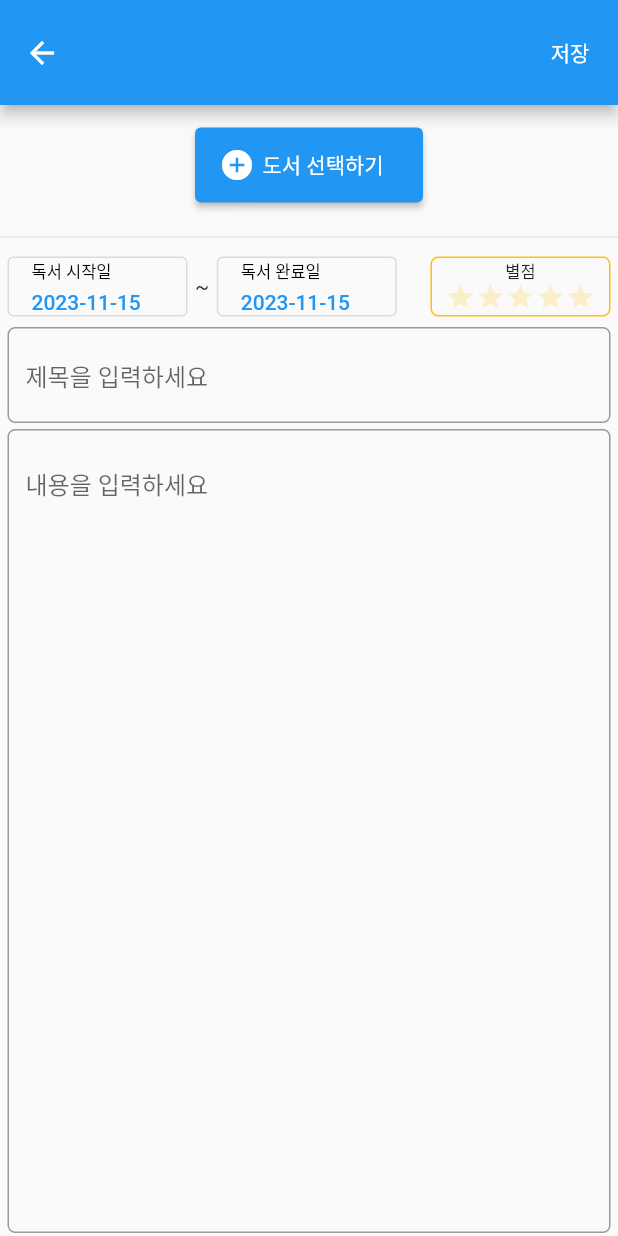
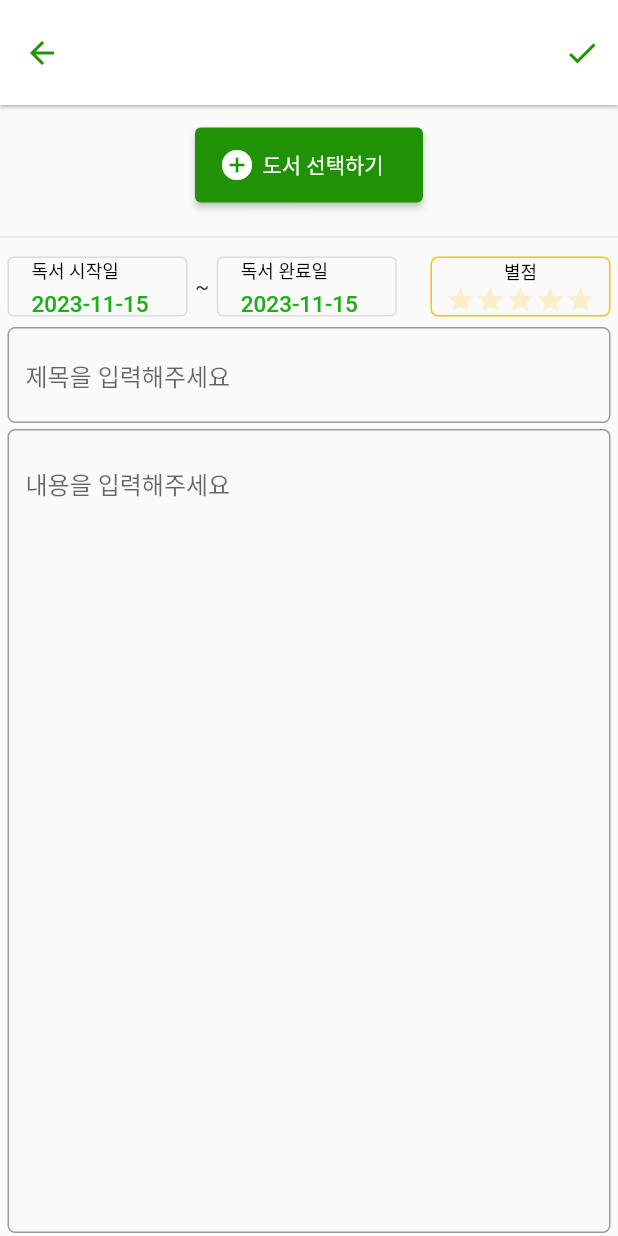
Before and after one commit to ChoiHyungwuk/Book_Diary, a Flutter app: the BookReportPage screen opened directly, after a tap on the "add box" icon, on a phone screen of 412 x 824 dp. Run offline on Flutter 3.47's test engine with Material 2 defaults, Android fonts, the phone set to English and light mode, and no system bars; drawn by our look-alikes of flutter_rating_bar; our stand-ins replace calendar_date_picker2, dio, fluttertoast, shared_preferences, webview_flutter; accounts and stored records are empty.

Commit message:
[Update] modify app theme and book select bug
앱 테마 변경 (녹색 계열), 독후감 작성 페이지에서 도서 선택 시 이상한 책 가져오는 버그 수정

```diff
--- a/lib/pages/book_liked_page.dart
+++ b/lib/pages/book_liked_page.dart
@@ -1,7 +1,7 @@
 import 'package:flutter/material.dart';
 import 'package:flutter_project_book_search/data/book.dart';
 import 'package:flutter_project_book_search/service/bookService.dart';
-import 'package:flutter_project_book_search/widget/book_tile.dart';
+import 'package:flutter_project_book_search/widget/tile/book_tile.dart';
 import 'package:provider/provider.dart';
 
 class LikedBookPage extends StatelessWidget {
--- a/lib/pages/book_report_edit_page.dart
+++ b/lib/pages/book_report_edit_page.dart
@@ -1,18 +1,21 @@
 import 'package:flutter/material.dart';
+import 'package:flutter_project_book_search/Utils/Utils.dart';
 import 'package:flutter_project_book_search/pages/book_search.dart';
+import 'package:flutter_project_book_search/res/colors.dart';
+import 'package:flutter_project_book_search/res/style.dart';
 import 'package:flutter_project_book_search/res/values.dart';
 import 'package:flutter_project_book_search/service/bookService.dart';
-import 'package:flutter_project_book_search/widget/dialog.dart';
+import 'package:flutter_project_book_search/widget/dialog/dialog.dart';
 import 'package:flutter_rating_bar/flutter_rating_bar.dart';
-import 'package:motion_toast/motion_toast.dart';
+import 'package:fluttertoast/fluttertoast.dart';
 import 'package:provider/provider.dart';
 
 import '../data/book_report.dart';
 import '../res/strings.dart';
-import '../widget/calender_picker_dialog.dart';
+import '../widget/dialog/calender_picker_dialog.dart';
 
 class BookReportEditPage extends StatefulWidget {
-  BookReportEditPage({
+  const BookReportEditPage({
     super.key,
     required this.index,
   });
@@ -30,9 +33,9 @@ class _BookReportEditPageState extends State<BookReportEditPage> {
   String? reportTitle; //독후감 제목
   String? reportContent; //독후감 내용
 
+  late FToast fToast;
+
   TextEditingController contentController = TextEditingController();
-
-  var test;
 
   void setStartDate(date) {
     setState(() {
@@ -52,6 +55,13 @@ class _BookReportEditPageState extends State<BookReportEditPage> {
         startDate = date; //시작일보다 값이 높을 경우 동일 시간값으로 설정
       }
     });
+  }
+
+  @override
+  void initState() {
+    super.initState();
+    fToast = FToast(); //토스트 메시지 초기화
+    fToast.init(context);
   }
 
   @override
@@ -78,40 +88,51 @@ class _BookReportEditPageState extends State<BookReportEditPage> {
           child: Scaffold(
             resizeToAvoidBottomInset: false, //화면 밀림방지
             appBar: AppBar(
-              toolbarHeight: toolbarHeight,
+              backgroundColor: appBarColor,
+              toolbarHeight: appBarHeight,
+              automaticallyImplyLeading: false,
+              elevation: 1,
               leading: IconButton(
                 onPressed: () async {
                   if (await show(context, bookReportBackPressed)) {
                     backPressed(bookService);
                   }
                 },
-                  icon: Icon(Icons.arrow_back_sharp)),
+                tooltip: backPress,
+                icon: Icon(
+                  Icons.arrow_back_sharp,
+                  color: appBasicColor,
+                ),
+              ),
               actions: [
-                TextButton(
+                IconButton(
                   onPressed: () {
                     if (bookReport.id == null || bookReport.id == '') {
-                        toastMsgWarning("도서를 선택해주세요").show(context);
+                      showToast(fToast, insertReportBook, 2);
                     } else if (bookReport.stars == null ||
                         bookReport.stars == 0.0) {
-                        toastMsgWarning("별점을 입력해주세요").show(context);
+                      showToast(fToast, insertReportstars, 2);
                     } else if (bookReport.title == null ||
                         bookReport.title == '') {
-                        toastMsgWarning("제목을 입력해주세요").show(context);
+                      showToast(fToast, insertReportTitle, 2);
                     } else if (bookReport.content == null ||
                         bookReport.content == '') {
-                        toastMsgWarning("내용을 입력해주세요").show(context);
+                      showToast(fToast, insertReportContent, 2);
                     } else {
                       bookService.updateBookReport(
                           index: widget.index, editDay: DateTime.now());
                       Navigator.pop(context);
                     }
-                      print(
-                          '1 : ${bookReport.id} 2 : ${bookReport.stars} 3 : ${bookReport.title} 4 : ${bookReport.content}');
+                    // print(
+                    // '1 : ${bookReport.id} 2 : ${bookReport.stars} 3 : ${bookReport.title} 4 : ${bookReport.content}');
                   },
-                    child: Text(
-                      bookReportSave,
-                      style: TextStyle(color: Colors.white),
-                    ))
+                  splashColor: overlayColor,
+                  tooltip: bookReportSave,
+                  icon: Icon(
+                    Icons.done,
+                    color: appBasicColor,
+                  ),
+                )
               ],
             ),
             body: Column(
@@ -127,8 +148,13 @@ class _BookReportEditPageState extends State<BookReportEditPage> {
                             await selectBook(bookService, context);
                           },
                           style: ButtonStyle(
-                              overlayColor: MaterialStateProperty.all<Color>(
-                                  Colors.deepPurple)),
+                            backgroundColor:
+                                MaterialStateProperty.all<Color>(appBasicColor),
+                            overlayColor:
+                                MaterialStateProperty.all<Color>(overlayColor),
+                            shadowColor:
+                                MaterialStateProperty.all<Color>(overlayColor),
+                          ),
                           child: Container(
                             width: 120,
                             height: 50,
@@ -161,7 +187,10 @@ class _BookReportEditPageState extends State<BookReportEditPage> {
                     OutlinedButton(
                       style: ButtonStyle(
                         maximumSize:
-                              MaterialStateProperty.all<Size>(Size(120, 40))),
+                            MaterialStateProperty.all<Size>(Size(120, 40)),
+                        overlayColor:
+                            MaterialStateProperty.all<Color>(overlayColor),
+                      ),
                       onPressed: () async {
                         startDate = await showCalenderPickerDialog(
                             context, bookReadStartDate, startDate);
@@ -174,15 +203,16 @@ class _BookReportEditPageState extends State<BookReportEditPage> {
                         children: [
                           Align(
                             alignment: Alignment.topLeft,
-                            child: Text(bookReadStartDate,
-                                style: TextStyle(
-                                    fontSize: 11, color: Colors.black)),
+                            child:
+                                Text(bookReadStartDate, style: textLabelStyle),
                           ),
                           SizedBox(height: 5),
                           Align(
                             alignment: Alignment.centerLeft,
-                            child:
-                                Text(startDate[0].toString().substring(0, 10)),
+                            child: Text(
+                              startDate[0].toString().substring(0, 10),
+                              style: textStyleFocus15,
+                            ),
                           ),
                         ],
                       ),
@@ -191,7 +221,10 @@ class _BookReportEditPageState extends State<BookReportEditPage> {
                     OutlinedButton(
                       style: ButtonStyle(
                         maximumSize:
-                              MaterialStateProperty.all<Size>(Size(120, 40))),
+                            MaterialStateProperty.all<Size>(Size(120, 40)),
+                        overlayColor:
+                            MaterialStateProperty.all<Color>(overlayColor),
+                      ),
                       onPressed: () async {
                         endDate = await showCalenderPickerDialog(
                             context, bookReadEndDate, endDate);
@@ -203,14 +236,15 @@ class _BookReportEditPageState extends State<BookReportEditPage> {
                         children: [
                           Align(
                             alignment: Alignment.topLeft,
-                            child: Text(bookReadEndDate,
-                                style: TextStyle(
-                                    fontSize: 11, color: Colors.black)),
+                            child: Text(bookReadEndDate, style: textLabelStyle),
                           ),
                           SizedBox(height: 5),
                           Align(
                             alignment: Alignment.centerLeft,
-                            child: Text(endDate[0].toString().substring(0, 10)),
+                            child: Text(
+                              endDate[0].toString().substring(0, 10),
+                              style: textStyleFocus15,
+                            ),
                           ),
                         ],
                       ),
@@ -231,7 +265,7 @@ class _BookReportEditPageState extends State<BookReportEditPage> {
                             alignment: Alignment.center,
                             child: Text(
                               bookStarRate,
-                              style: TextStyle(fontSize: 11),
+                              style: textLabelStyle,
                             ),
                           ),
                           RatingBar.builder(
@@ -240,7 +274,8 @@ class _BookReportEditPageState extends State<BookReportEditPage> {
                             allowHalfRating: true,
                             unratedColor: Colors.amber.withAlpha(50),
                             itemCount: 5,
-                            itemSize: 20.0,
+                            itemSize: iconSize20,
+                            glow: false,
                             itemPadding: EdgeInsets.symmetric(horizontal: 0.0),
                             itemBuilder: (context, _) => Icon(
                               Icons.star,
@@ -262,7 +297,7 @@ class _BookReportEditPageState extends State<BookReportEditPage> {
                   child: TextField(
                     textInputAction: TextInputAction.done,
                     decoration: InputDecoration(
-                      hintText: "제목을 입력하세요",
+                      hintText: insertReportTitle,
                       border: OutlineInputBorder(
                         borderRadius: BorderRadius.all(
                           Radius.circular(5),
@@ -282,7 +317,7 @@ class _BookReportEditPageState extends State<BookReportEditPage> {
                       textAlignVertical: TextAlignVertical.top,
                       controller: contentController,
                       decoration: InputDecoration(
-                          hintText: "내용을 입력하세요",
+                          hintText: insertReportContent,
                           border: OutlineInputBorder(
                               borderRadius:
                                   BorderRadius.all(Radius.circular(5)))),
@@ -305,17 +340,14 @@ class _BookReportEditPageState extends State<BookReportEditPage> {
     );
   }
 
-  MotionToast toastMsgWarning(String descroption) {
-    return MotionToast.warning(
-        title: Text(bookReportMissingElement), description: Text(descroption));
-  }
-
   Future<void> selectBook(BookService bookService, BuildContext context) async {
     await Navigator.push(
       context,
       MaterialPageRoute(builder: (context) => SearchPage(pageOption: true)),
     );
-    setState(() {
+    if (bookService.bookSelectList.isNotEmpty) {
+      setState(
+        () {
           bookService.bookReportList[widget.index].id =
               bookService.bookSelectList.last.id;
           bookService.bookReportList[widget.index].bookTitle =
@@ -324,7 +356,9 @@ class _BookReportEditPageState extends State<BookReportEditPage> {
               bookService.bookSelectList.last.thumbnail;
           bookService.bookReportList[widget.index].authors =
               bookService.bookSelectList.last.authors;
-    });
+        },
+      );
+    }
   }
 
   backPressed(BookService bookService) {
--- a/lib/pages/book_report_page.dart
+++ b/lib/pages/book_report_page.dart
@@ -2,15 +2,18 @@ import 'package:flutter/material.dart';
 import 'package:flutter_project_book_search/data/book_report.dart';
 import 'package:flutter_project_book_search/main.dart';
 import 'package:flutter_project_book_search/pages/book_report_edit_page.dart';
+import 'package:flutter_project_book_search/res/colors.dart';
+import 'package:flutter_project_book_search/res/style.dart';
+import 'package:flutter_project_book_search/res/values.dart';
 import 'package:flutter_project_book_search/service/bookService.dart';
-import 'package:flutter_project_book_search/widget/book_report_album_tile.dart';
-import 'package:flutter_project_book_search/widget/book_report_list_tile.dart';
+import 'package:flutter_project_book_search/widget/tile/book_report_album_tile.dart';
+import 'package:flutter_project_book_search/widget/tile/book_report_list_tile.dart';
 import 'package:provider/provider.dart';
 
 import '../res/strings.dart';
 
 class BookReportPage extends StatefulWidget {
-  BookReportPage({super.key});
+  const BookReportPage({super.key});
 
   @override
   State<StatefulWidget> createState() => _BookReportPage();
@@ -46,48 +49,54 @@ class _BookReportPage extends State<BookReportPage> {
     return Consumer<BookService>(
       builder: (context, bookService, child) {
         return Scaffold(
-          body: Column(
-            children: [
-              Container(
-                height: 65,
-                alignment: Alignment.center,
-                padding: EdgeInsets.symmetric(horizontal: 15),
-                child: Row(
-                  children: [
-                    Text("전체(${bookService.bookReportList.length})",
-                        style: TextStyle(fontSize: 15)),
-                    Expanded(
-                      child: SizedBox(width: double.infinity),
+          appBar: AppBar(
+            backgroundColor: appBarColor,
+            toolbarHeight: appBarHeight,
+            automaticallyImplyLeading: false,
+            elevation: 1,
+            title: Text(
+              "전체(${bookService.bookReportList.length})",
+              style: appBarTitleStyle,
             ),
+            actions: <Widget>[
+              Row(
+                children: <Widget>[
                   ToggleButtons(
                     onPressed: (int index) {
                       setState(() {
                         for (int i = 0; i < _selectedViewOption.length; i++) {
                           _selectedViewOption[i] = i == index;
                         }
-                          prefs.setBool(
-                              'viewOption', index == 0 ? true : false);
+                        prefs.setBool('viewOption', index == 0 ? true : false);
                         viewOption = index == 0 ? true : false;
                       });
                     },
                     borderRadius: const BorderRadius.all(Radius.circular(8)),
-                      selectedBorderColor: Colors.blue[900],
-                      selectedColor: Colors.white,
-                      fillColor: Colors.blueAccent,
-                      color: Colors.black,
+                    selectedBorderColor: selectBorderColor,
+                    selectedColor: whiteColor,
+                    splashColor: overlayColor,
+                    fillColor: appBasicColor,
+                    borderColor: appBasicColor,
+                    color: appBasicColor,
                     constraints: const BoxConstraints(
                       minHeight: 35.0,
                       minWidth: 90.0,
                     ),
                     isSelected: _selectedViewOption,
                     children: viewContent,
-                    )
+                  ),
+                  SizedBox(width: 5),
                 ],
               ),
+            ],
           ),
-              Divider(),
+          body: Column(
+            children: [
               viewOption
                   ? Expanded(
+                      child: GlowingOverscrollIndicator(
+                        color: overlayColor,
+                        axisDirection: AxisDirection.down,
                         child: ListView.separated(
                           itemCount: bookService.bookReportList.length,
                           separatorBuilder: (context, index) {
@@ -102,8 +111,12 @@ class _BookReportPage extends State<BookReportPage> {
                             return BookReportListTile(bookReport: bookReport);
                           },
                         ),
+                      ),
                     )
                   : Expanded(
+                      child: GlowingOverscrollIndicator(
+                      color: overlayColor,
+                      axisDirection: AxisDirection.down,
                       child: GridView.builder(
                         gridDelegate: SliverGridDelegateWithFixedCrossAxisCount(
                             crossAxisCount: 3, childAspectRatio: 3 / 4),
@@ -116,6 +129,7 @@ class _BookReportPage extends State<BookReportPage> {
                               bookService.bookReportList.elementAt(index);
                           return BookReportAlbumTile(bookReport: bookReport);
                         },
+                      ),
                     ))
             ],
           ),
@@ -131,6 +145,8 @@ class _BookReportPage extends State<BookReportPage> {
                 ),
               );
             },
+            backgroundColor: appBasicColor,
+            splashColor: overlayColor,
             child: Icon(Icons.add_box_outlined),
           ),
         );
--- a/lib/res/colors.dart
+++ b/lib/res/colors.dart
@@ -0,0 +1,16 @@
+import 'package:flutter/material.dart';
+
+//Basic
+Color textFocusColor = Color.fromARGB(255, 29, 175, 24);
+Color overlayColor = Color.fromARGB(255, 197, 225, 165);
+Color selectBorderColor = Color.fromARGB(255, 48, 73, 1);
+Color appBasicColor = Color.fromARGB(255, 33, 146, 5);
+
+Color textTitleColor = Colors.blueGrey;
+Color whiteColor = Colors.white;
+Color blackColor = Colors.black;
+Color greyColor = Colors.grey;
+
+//Background
+Color appBarColor = Colors.white;
+Color transparentColor = Colors.transparent;
--- a/lib/res/strings.dart
+++ b/lib/res/strings.dart
@@ -4,18 +4,32 @@ String searchHint = "검색어를 입력해주세요";
 String bookReport = "독후감";
 String liked = "좋아요";
 String searchBooks = "책 검색";
+String backPress = "뒤로가기";
+
+String select = "선택";
+String cancel = "취소";
+String ok = "확인";
 
 //book Report Page Use
 String addReport = "새 독후감";
+
+String insertReportTitle = "제목을 입력해주세요";
+String insertReportContent = "내용을 입력해주세요";
+String insertReportBook = "책을 선택해주세요";
+String insertReportstars = "별점을 입력해주세요";
+
 String bookReportListView = "리스트형 보기";
 String bookReportAlbumView = "앨범형 보기";
+String bookReportBackPressed = "저장되지 않은 정보는 삭제됩니다.\n정말 뒤로 가시겠습니까?";
+String bookReportSave = "저장";
+String bookReportMissingElement = "입력하지 않은 값이 있습니다";
+
 String bookReadStartDate = "독서 시작일";
 String bookReadEndDate = "독서 완료일";
-String bookReportBackPressed = "저장되지 않은 정보는 삭제됩니다.\n정말 뒤로 가시겠습니까?";
-String bookReportSave = "저장";
+
 String bookSelect = "도서 선택하기";
 String bookStarRate = "별점";
-String bookReportMissingElement = "입력하지 않은 값이 있습니다";
+//book Report Page Use
 
 enum ViewCounts {
   a('10', 10),
--- a/pubspec.yaml
+++ b/pubspec.yaml
@@ -30,7 +30,9 @@ environment:
 dependencies:
   flutter:
     sdk: flutter
-
+  flutter_localizations:
+    sdk: flutter
+  intl: any
 
   # The following adds the Cupertino Icons font to your application.
   # Use with the CupertinoIcons class for iOS style icons.
@@ -41,7 +43,7 @@ dependencies:
   dio: ^5.3.3
   flutter_rating_bar: ^4.0.1
   calendar_date_picker2: ^0.5.3
-  motion_toast: ^2.7.9
+  fluttertoast: ^8.2.4
 
 dev_dependencies:
   flutter_test:
```
Also changed, not shown: lib/Utils/Utils.dart (added, +44 -0 lines), lib/main.dart (+10 -0 lines), lib/pages/book_report_view_page.dart (+15 -2 lines), lib/pages/book_search.dart (+14 -6 lines), lib/pages/home_page.dart (+14 -12 lines), lib/res/style.dart (added, +28 -0 lines), lib/res/values.dart (+26 -1 lines), lib/widget/book_tile.dart (deleted, +0 -70 lines), lib/widget/dialog/calender_picker_dialog.dart (renamed from lib/widget/calender_picker_dialog.dart, +21 -12 lines), lib/widget/dialog/dialog.dart (renamed from lib/widget/dialog.dart, +12 -6 lines), lib/widget/tile/book_report_album_tile.dart (renamed from lib/widget/book_report_album_tile.dart, +12 -6 lines), lib/widget/tile/book_report_list_tile.dart (renamed from lib/widget/book_report_list_tile.dart, +9 -5 lines), lib/widget/tile/book_tile.dart (added, +111 -0 lines), pubspec.lock, 1 other file. Lines whose indentation alone changed are shown as unchanged.
